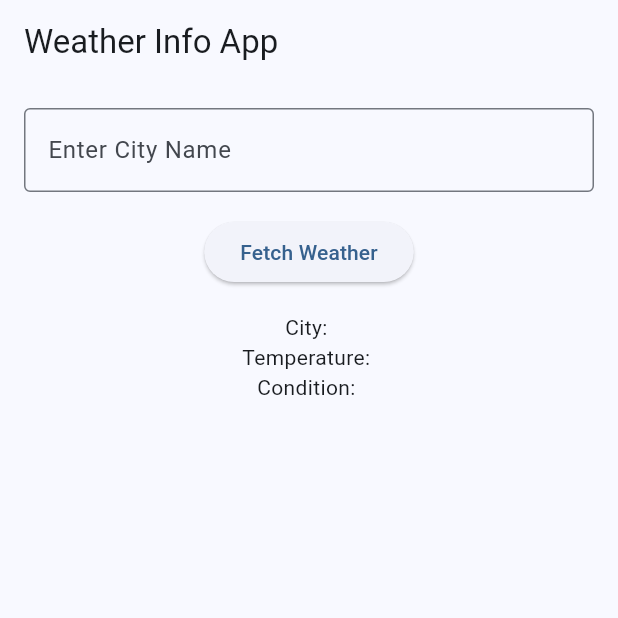
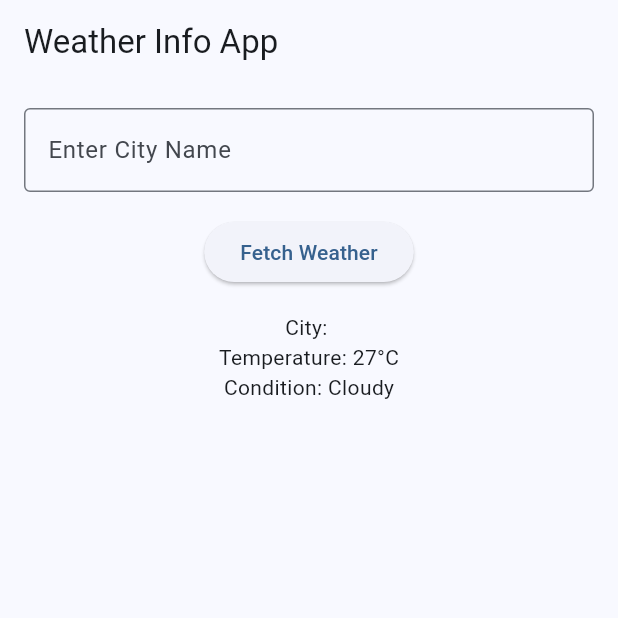
Before and after one commit to ChrishelleC/weather_app, a Flutter app: the screen it shows after launch, after a tap on "Fetch Weather", on a phone screen of 412 x 824 dp, the top half of it. Run offline on Flutter 3.47's test engine with Material 3 defaults, Android fonts, the phone set to English and light mode, and no system bars.

Commit message:
Displayed simulated weather information

```diff
--- a/lib/main.dart
+++ b/lib/main.dart
@@ -77,9 +77,12 @@ class _WeatherHomePageState extends State<WeatherHomePage> {
               child: const Text('Fetch Weather'),  // Activity 2.b: Add a FlatButton or ElevatedButton labeled "Fetch Weather".
             ),
             const SizedBox(height: 16),
-             Text('City: '),   // Activity2.c: Add placeholder for diplaying weather data like: city.
-             Text('Temperature: '), // Tempeture.
-             Text('Condition: '), // Weather condition.
+             Text('City: $city'),   // Activity2.c: Add placeholder for diplaying weather data like: city.
+             // Activity 4: show the entered city name
+             Text('Temperature: $temperature'), // Tempeture.
+             // 4.2: Display the temperature
+             Text('Condition: $condition'), // Weather condition.
+             // 4.3: display the weather condition.
           ],
         ),
       ),
```
